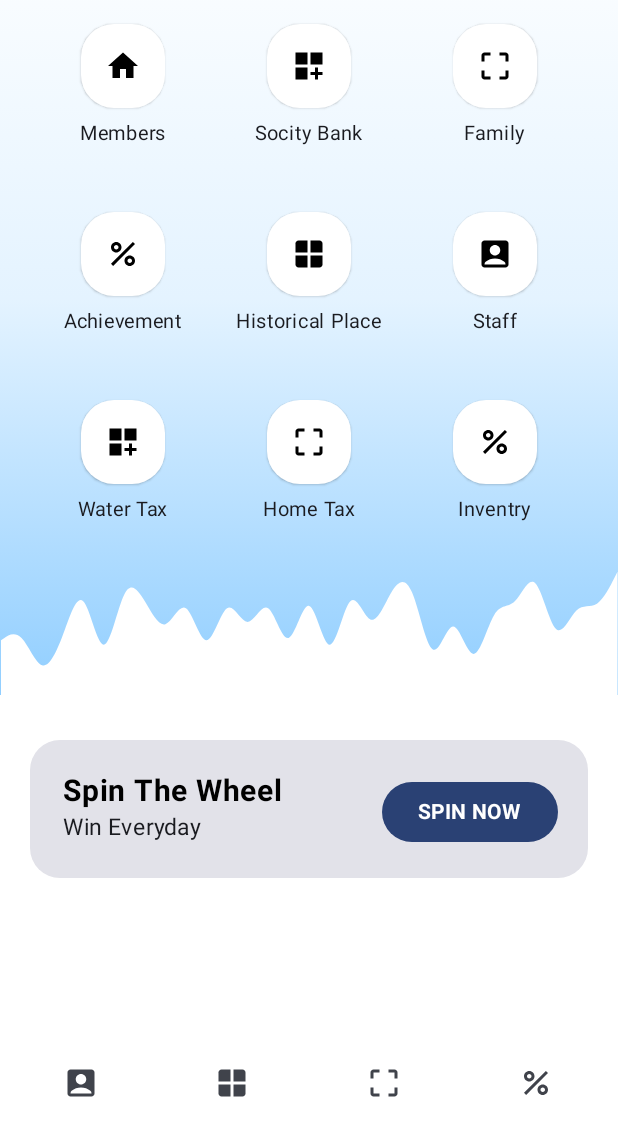
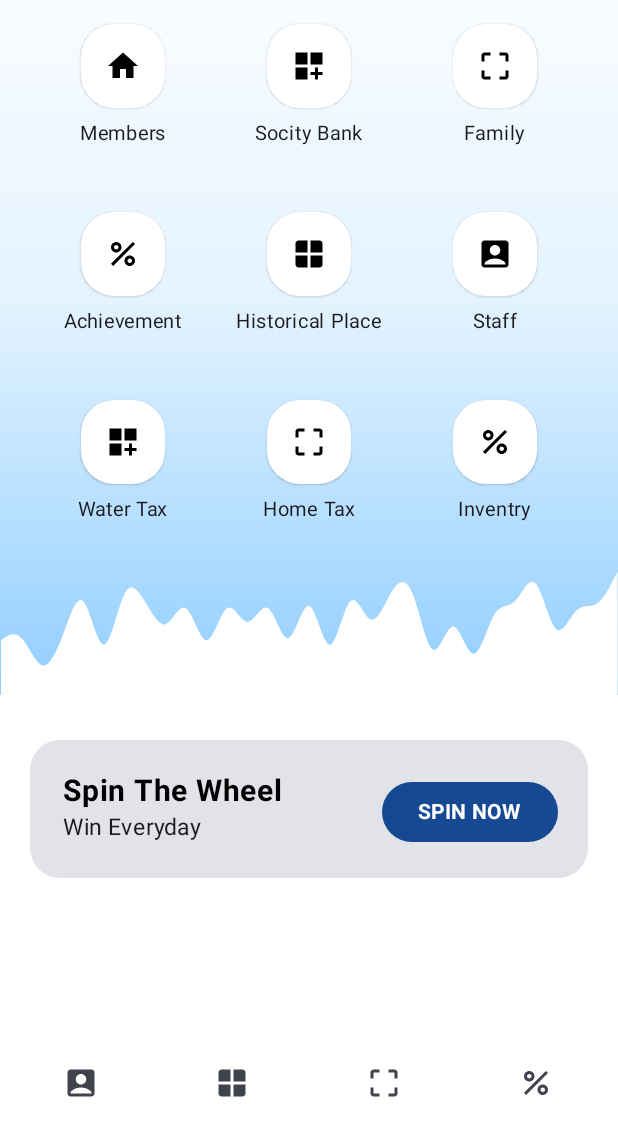
Before and after one commit to vishal4456/Bhoomi, an Android app built with Jetpack Compose: the FirstScreen screen opened through its navigation route, on a phone screen of 412 x 824 dp, the part 96-1236 px from its top. Run offline under Robolectric (Android 15) with nearby library versions, the phone set to English and light mode, and no system bars.

Commit message:
Card spin whill

```diff
--- a/app/src/main/java/com/bhoomi/Screens/FirstScreen.kt
+++ b/app/src/main/java/com/bhoomi/Screens/FirstScreen.kt
@@ -21,6 +21,8 @@ import androidx.compose.foundation.shape.RoundedCornerShape
 import androidx.compose.material.icons.Icons
 import androidx.compose.material.icons.filled.Person
 import androidx.compose.material3.Button
+import androidx.compose.material3.ButtonColors
+import androidx.compose.material3.ButtonDefaults
 import androidx.compose.material3.Card
 import androidx.compose.material3.CardDefaults
 import androidx.compose.material3.ExperimentalMaterial3Api
@@ -53,6 +55,7 @@ import com.bhoomi.Activities.LoginActivity
 import com.bhoomi.Navigation.StartNavigation
 import com.bhoomi.R
 import com.bhoomi.Utils.RouteScreen
+import com.bhoomi.ui.theme.BG
 
 @ExperimentalMaterial3Api
 @SuppressLint("UnusedMaterial3ScaffoldPaddingParameter")
@@ -240,7 +243,7 @@ fun CardSpinWheel() {
                 Box(modifier = Modifier
                     .fillMaxWidth()
                     .align(Alignment.Bottom)) {
-                    Button(onClick = { /*TODO*/ },Modifier.align(Alignment.BottomEnd)) {
+                    Button(onClick = { /*TODO*/ }, colors = ButtonDefaults.buttonColors(BG) , modifier = Modifier.align(Alignment.BottomEnd)) {
                         Text(text = "SPIN NOW", fontWeight = FontWeight.Bold, color = Color.White )
 
                     }
```
